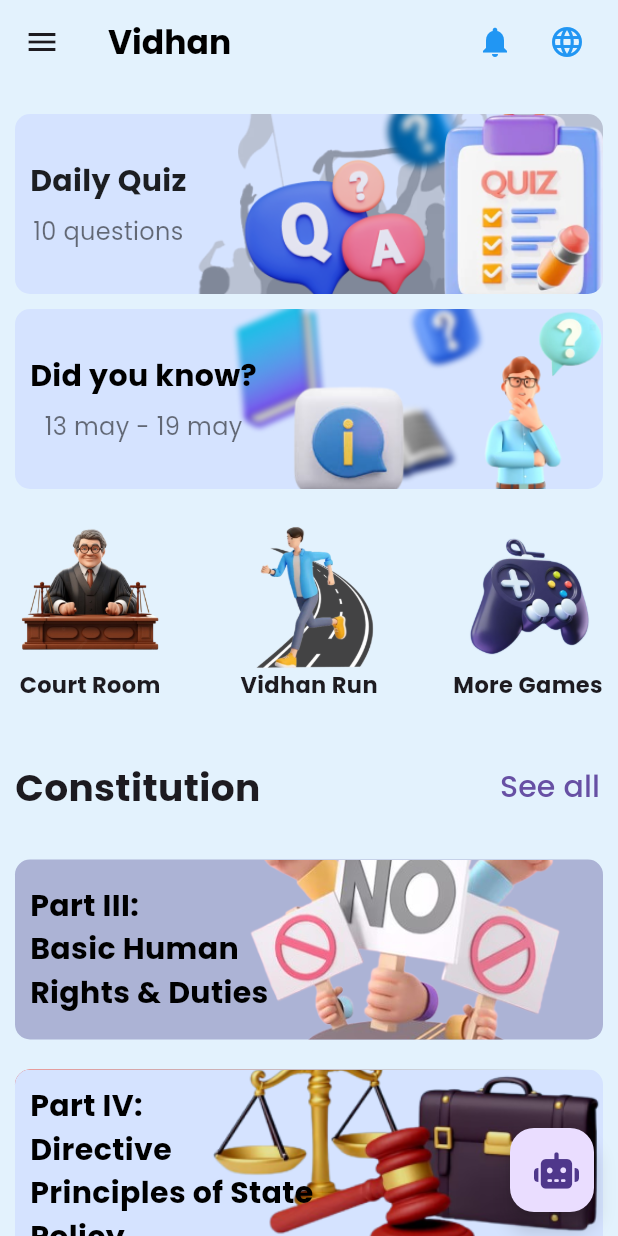
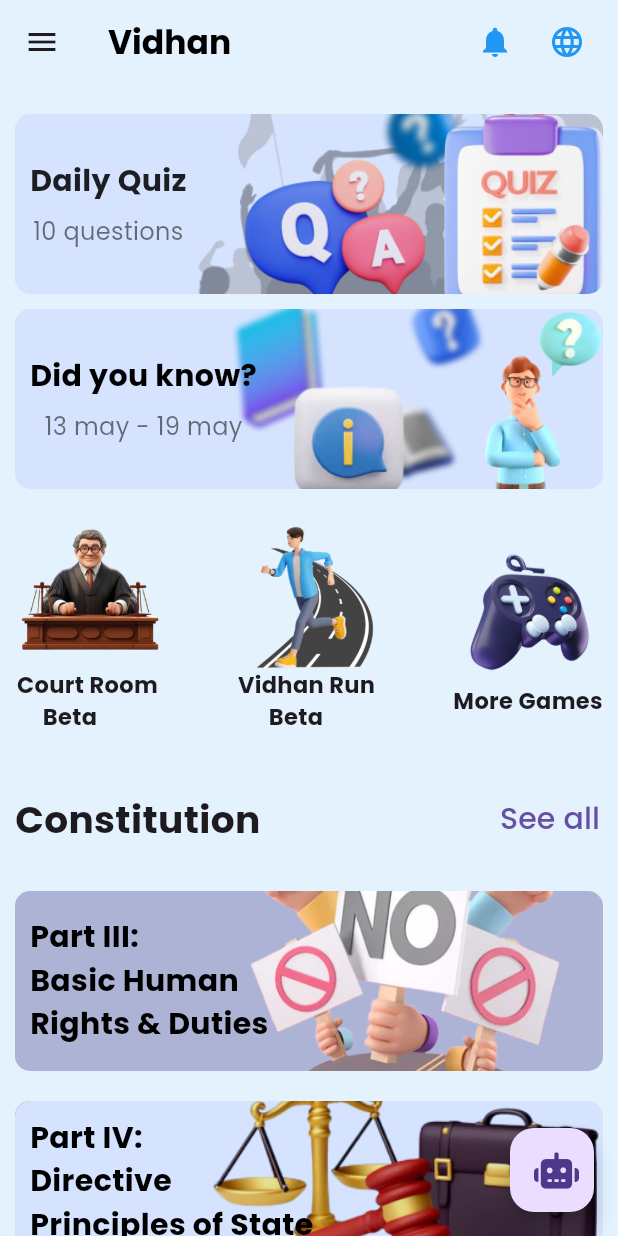
Before and after one commit to Sachinbgithub/vidhan, a Flutter app: the HomePage screen opened by its route, on a phone screen of 412 x 824 dp. Run offline on Flutter 3.47's test engine with Material 3 defaults, Android fonts, the phone set to English and light mode, and no system bars; our stand-ins replace audioplayers, carousel_slider, cloud_firestore, curved_navigation_bar, firebase_auth, firebase_core and 9 more; accounts and stored records are empty; network calls fail.

Commit message:
parts updated

```diff
--- a/lib/pages/homepage.dart
+++ b/lib/pages/homepage.dart
@@ -435,7 +435,7 @@ class _HomePageState extends State<HomePage> {
                               ),
 
                             ),
-                            Text("Court Room", style: TextStyle(fontWeight: FontWeight.bold,fontSize: 15 ),)
+                            Text("Court Room \n     Beta", style: TextStyle(fontWeight: FontWeight.bold,fontSize: 15 ),)
                           ],
                         ),
                       )  ,
@@ -464,7 +464,7 @@ class _HomePageState extends State<HomePage> {
                                 ),
                               ),
                             ),
-                            Text("Vidhan Run", style: TextStyle(fontWeight: FontWeight.bold,fontSize: 15 ),)
+                            Text("Vidhan Run \n      Beta", style: TextStyle(fontWeight: FontWeight.bold,fontSize: 15 ),)
                           ],
                         ),
                       ),
```
